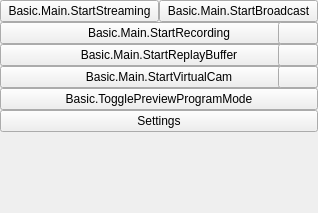
Qt form frontend/forms/OBSBasicControls.ui (jmickelonis/obs-studio) before a commit.
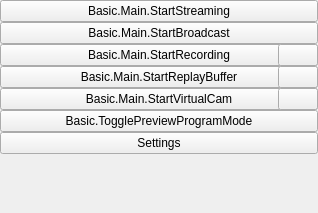
The same form after that commit. Icons and pictures are not drawn.

Commit message: Made icon buttons the same height as their associated controls. Gave broadcast button its own row instead of putting it to the side of the stream button. Got rid of minimum width for mode switch and settings buttons.

```diff
--- a/frontend/forms/OBSBasicControls.ui
+++ b/frontend/forms/OBSBasicControls.ui
@@ -45,8 +45,6 @@
        <number>0</number>
       </property>
       <item>
-       <layout class="QHBoxLayout" name="horizontalLayout_7">
-        <item>
          <widget class="QPushButton" name="streamButton">
           <property name="enabled">
            <bool>true</bool>
@@ -59,7 +57,7 @@
           </property>
           <property name="minimumSize">
            <size>
-            <width>150</width>
+          <width>0</width>
             <height>0</height>
            </size>
           </property>
@@ -81,7 +79,7 @@
           </property>
           <property name="minimumSize">
            <size>
-            <width>150</width>
+          <width>0</width>
             <height>0</height>
            </size>
           </property>
@@ -90,8 +88,6 @@
           </property>
          </widget>
         </item>
-       </layout>
-      </item>
       <item>
        <layout class="QGridLayout" name="recordingLayout">
         <property name="leftMargin">
@@ -133,6 +129,12 @@
           <property name="enabled">
            <bool>true</bool>
           </property>
+          <property name="sizePolicy">
+           <sizepolicy hsizetype="Minimum" vsizetype="Ignored">
+            <horstretch>0</horstretch>
+            <verstretch>0</verstretch>
+           </sizepolicy>
+          </property>
           <property name="minimumSize">
            <size>
             <width>0</width>
@@ -197,6 +199,12 @@
           <property name="enabled">
            <bool>true</bool>
           </property>
+          <property name="sizePolicy">
+           <sizepolicy hsizetype="Minimum" vsizetype="Ignored">
+            <horstretch>0</horstretch>
+            <verstretch>0</verstretch>
+           </sizepolicy>
+          </property>
           <property name="minimumSize">
            <size>
             <width>0</width>
@@ -261,6 +269,12 @@
           <property name="enabled">
            <bool>true</bool>
           </property>
+          <property name="sizePolicy">
+           <sizepolicy hsizetype="Minimum" vsizetype="Ignored">
+            <horstretch>0</horstretch>
+            <verstretch>0</verstretch>
+           </sizepolicy>
+          </property>
           <property name="minimumSize">
            <size>
             <width>0</width>
@@ -294,7 +308,7 @@
         </property>
         <property name="minimumSize">
          <size>
-          <width>150</width>
+          <width>0</width>
           <height>0</height>
          </size>
         </property>
@@ -313,7 +327,7 @@
         </property>
         <property name="minimumSize">
          <size>
-          <width>150</width>
+          <width>0</width>
           <height>0</height>
          </size>
         </property>
```
Lines whose indentation alone changed are shown as unchanged.
